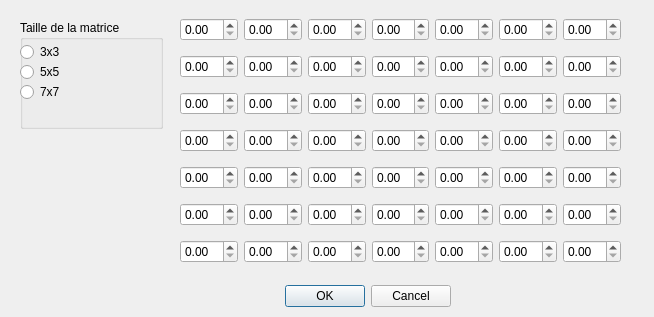
Old version of the form QT/filtreperso.ui in the repository Mric26/Projet-image-2015.
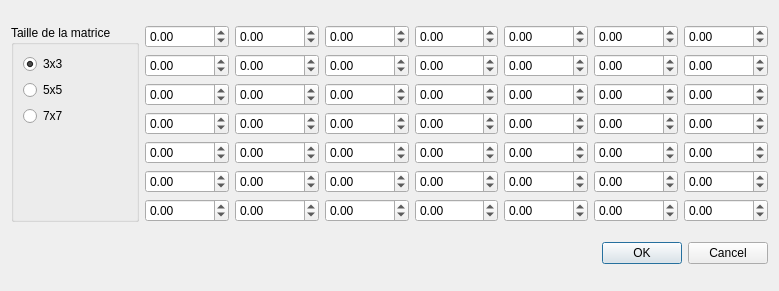
New version of the form.

```diff
--- a/QT/filtreperso.ui
+++ b/QT/filtreperso.ui
@@ -6,240 +6,699 @@
    <rect>
     <x>0</x>
     <y>0</y>
-    <width>654</width>
-    <height>317</height>
+    <width>779</width>
+    <height>291</height>
    </rect>
   </property>
   <property name="windowTitle">
    <string>Dialog</string>
   </property>
-  <widget class="QDialogButtonBox" name="buttonBox">
-   <property name="geometry">
-    <rect>
-     <x>110</x>
-     <y>280</y>
-     <width>341</width>
-     <height>32</height>
-    </rect>
-   </property>
-   <property name="orientation">
-    <enum>Qt::Horizontal</enum>
-   </property>
-   <property name="standardButtons">
-    <set>QDialogButtonBox::Cancel|QDialogButtonBox::Ok</set>
-   </property>
-  </widget>
-  <widget class="QWidget" name="gridLayoutWidget">
-   <property name="geometry">
-    <rect>
-     <x>180</x>
-     <y>10</y>
-     <width>441</width>
-     <height>261</height>
-    </rect>
-   </property>
-   <layout class="QGridLayout" name="gridLayout">
-    <item row="5" column="0">
-     <widget class="QDoubleSpinBox" name="c50"/>
-    </item>
-    <item row="4" column="6">
-     <widget class="QDoubleSpinBox" name="c46"/>
-    </item>
-    <item row="4" column="5">
-     <widget class="QDoubleSpinBox" name="c45"/>
-    </item>
-    <item row="5" column="1">
-     <widget class="QDoubleSpinBox" name="c51"/>
-    </item>
-    <item row="5" column="3">
-     <widget class="QDoubleSpinBox" name="c53"/>
-    </item>
-    <item row="4" column="0">
-     <widget class="QDoubleSpinBox" name="c40"/>
-    </item>
-    <item row="2" column="6">
-     <widget class="QDoubleSpinBox" name="c26"/>
-    </item>
-    <item row="4" column="3">
-     <widget class="QDoubleSpinBox" name="c43"/>
-    </item>
-    <item row="4" column="2">
-     <widget class="QDoubleSpinBox" name="c42"/>
-    </item>
-    <item row="5" column="6">
-     <widget class="QDoubleSpinBox" name="c56"/>
-    </item>
-    <item row="5" column="2">
-     <widget class="QDoubleSpinBox" name="c52"/>
-    </item>
-    <item row="0" column="2">
-     <widget class="QDoubleSpinBox" name="c02"/>
-    </item>
-    <item row="0" column="1">
-     <widget class="QDoubleSpinBox" name="c01"/>
-    </item>
-    <item row="0" column="5">
-     <widget class="QDoubleSpinBox" name="c05"/>
-    </item>
-    <item row="1" column="0">
-     <widget class="QDoubleSpinBox" name="c10"/>
-    </item>
-    <item row="2" column="0">
-     <widget class="QDoubleSpinBox" name="c20"/>
-    </item>
-    <item row="5" column="4">
-     <widget class="QDoubleSpinBox" name="c54"/>
-    </item>
-    <item row="5" column="5">
-     <widget class="QDoubleSpinBox" name="c55"/>
-    </item>
-    <item row="0" column="6">
-     <widget class="QDoubleSpinBox" name="c06"/>
-    </item>
-    <item row="1" column="2">
-     <widget class="QDoubleSpinBox" name="c12"/>
-    </item>
-    <item row="1" column="1">
-     <widget class="QDoubleSpinBox" name="c11"/>
-    </item>
-    <item row="0" column="3">
-     <widget class="QDoubleSpinBox" name="c03"/>
-    </item>
-    <item row="0" column="4">
-     <widget class="QDoubleSpinBox" name="c04"/>
-    </item>
-    <item row="1" column="4">
-     <widget class="QDoubleSpinBox" name="c14"/>
-    </item>
-    <item row="1" column="3">
-     <widget class="QDoubleSpinBox" name="c13"/>
-    </item>
-    <item row="0" column="0">
-     <widget class="QDoubleSpinBox" name="c00"/>
-    </item>
-    <item row="1" column="5">
-     <widget class="QDoubleSpinBox" name="c15"/>
-    </item>
-    <item row="1" column="6">
-     <widget class="QDoubleSpinBox" name="c16"/>
-    </item>
-    <item row="2" column="1">
-     <widget class="QDoubleSpinBox" name="c21"/>
-    </item>
-    <item row="4" column="4">
-     <widget class="QDoubleSpinBox" name="c44"/>
-    </item>
-    <item row="4" column="1">
-     <widget class="QDoubleSpinBox" name="c41"/>
-    </item>
-    <item row="3" column="6">
-     <widget class="QDoubleSpinBox" name="c36"/>
-    </item>
-    <item row="2" column="2">
-     <widget class="QDoubleSpinBox" name="c22"/>
-    </item>
-    <item row="2" column="3">
-     <widget class="QDoubleSpinBox" name="c23"/>
-    </item>
-    <item row="2" column="5">
-     <widget class="QDoubleSpinBox" name="c25"/>
-    </item>
-    <item row="2" column="4">
-     <widget class="QDoubleSpinBox" name="c24"/>
-    </item>
-    <item row="3" column="5">
-     <widget class="QDoubleSpinBox" name="c35"/>
-    </item>
-    <item row="3" column="2">
-     <widget class="QDoubleSpinBox" name="c32"/>
-    </item>
-    <item row="3" column="4">
-     <widget class="QDoubleSpinBox" name="c34"/>
-    </item>
-    <item row="3" column="3">
-     <widget class="QDoubleSpinBox" name="c33"/>
-    </item>
-    <item row="3" column="1">
-     <widget class="QDoubleSpinBox" name="c31"/>
-    </item>
-    <item row="3" column="0">
-     <widget class="QDoubleSpinBox" name="c30"/>
-    </item>
-    <item row="6" column="0">
-     <widget class="QDoubleSpinBox" name="c60"/>
-    </item>
-    <item row="6" column="1">
-     <widget class="QDoubleSpinBox" name="c61"/>
-    </item>
-    <item row="6" column="2">
-     <widget class="QDoubleSpinBox" name="c62"/>
-    </item>
-    <item row="6" column="3">
-     <widget class="QDoubleSpinBox" name="c63"/>
-    </item>
-    <item row="6" column="4">
-     <widget class="QDoubleSpinBox" name="c64"/>
-    </item>
-    <item row="6" column="5">
-     <widget class="QDoubleSpinBox" name="c65"/>
-    </item>
-    <item row="6" column="6">
-     <widget class="QDoubleSpinBox" name="c66"/>
-    </item>
-   </layout>
-  </widget>
-  <widget class="QGroupBox" name="groupBox">
-   <property name="geometry">
-    <rect>
-     <x>20</x>
-     <y>20</y>
-     <width>143</width>
-     <height>109</height>
-    </rect>
-   </property>
-   <property name="title">
-    <string>Taille de la matrice</string>
-   </property>
-   <widget class="QRadioButton" name="radioButton3x3">
-    <property name="geometry">
-     <rect>
-      <x>0</x>
-      <y>20</y>
-      <width>121</width>
-      <height>24</height>
-     </rect>
-    </property>
-    <property name="text">
-     <string>3x3</string>
-    </property>
-   </widget>
-   <widget class="QRadioButton" name="radioButton5x5">
-    <property name="geometry">
-     <rect>
-      <x>0</x>
-      <y>40</y>
-      <width>121</width>
-      <height>24</height>
-     </rect>
-    </property>
-    <property name="text">
-     <string>5x5</string>
-    </property>
-   </widget>
-   <widget class="QRadioButton" name="radioButton7x7">
-    <property name="geometry">
-     <rect>
-      <x>0</x>
-      <y>60</y>
-      <width>121</width>
-      <height>24</height>
-     </rect>
-    </property>
-    <property name="text">
-     <string>7x7</string>
-    </property>
-   </widget>
-  </widget>
+  <layout class="QGridLayout" name="gridLayout_2">
+   <item row="0" column="0">
+    <widget class="QGroupBox" name="groupBox">
+     <property name="title">
+      <string>Taille de la matrice</string>
+     </property>
+     <layout class="QFormLayout" name="formLayout">
+      <property name="fieldGrowthPolicy">
+       <enum>QFormLayout::AllNonFixedFieldsGrow</enum>
+      </property>
+      <item row="0" column="0">
+       <widget class="QRadioButton" name="radioButton3x3">
+        <property name="text">
+         <string>3x3</string>
+        </property>
+        <property name="checked">
+         <bool>true</bool>
+        </property>
+       </widget>
+      </item>
+      <item row="1" column="0">
+       <widget class="QRadioButton" name="radioButton5x5">
+        <property name="text">
+         <string>5x5</string>
+        </property>
+       </widget>
+      </item>
+      <item row="2" column="0">
+       <widget class="QRadioButton" name="radioButton7x7">
+        <property name="text">
+         <string>7x7</string>
+        </property>
+       </widget>
+      </item>
+     </layout>
+    </widget>
+   </item>
+   <item row="0" column="1">
+    <layout class="QGridLayout" name="gridLayout">
+     <item row="3" column="0">
+      <widget class="QDoubleSpinBox" name="c30">
+       <property name="minimum">
+        <double>-100.000000000000000</double>
+       </property>
+       <property name="maximum">
+        <double>100.000000000000000</double>
+       </property>
+       <property name="singleStep">
+        <double>0.100000000000000</double>
+       </property>
+      </widget>
+     </item>
+     <item row="0" column="4">
+      <widget class="QDoubleSpinBox" name="c04">
+       <property name="minimum">
+        <double>-100.000000000000000</double>
+       </property>
+       <property name="maximum">
+        <double>100.000000000000000</double>
+       </property>
+       <property name="singleStep">
+        <double>0.100000000000000</double>
+       </property>
+      </widget>
+     </item>
+     <item row="6" column="6">
+      <widget class="QDoubleSpinBox" name="c66">
+       <property name="minimum">
+        <double>-100.000000000000000</double>
+       </property>
+       <property name="maximum">
+        <double>100.000000000000000</double>
+       </property>
+       <property name="singleStep">
+        <double>0.100000000000000</double>
+       </property>
+      </widget>
+     </item>
+     <item row="5" column="4">
+      <widget class="QDoubleSpinBox" name="c54">
+       <property name="minimum">
+        <double>-100.000000000000000</double>
+       </property>
+       <property name="maximum">
+        <double>100.000000000000000</double>
+       </property>
+       <property name="singleStep">
+        <double>0.100000000000000</double>
+       </property>
+      </widget>
+     </item>
+     <item row="5" column="0">
+      <widget class="QDoubleSpinBox" name="c50">
+       <property name="minimum">
+        <double>-100.000000000000000</double>
+       </property>
+       <property name="maximum">
+        <double>100.000000000000000</double>
+       </property>
+       <property name="singleStep">
+        <double>0.100000000000000</double>
+       </property>
+      </widget>
+     </item>
+     <item row="4" column="2">
+      <widget class="QDoubleSpinBox" name="c42">
+       <property name="minimum">
+        <double>-100.000000000000000</double>
+       </property>
+       <property name="maximum">
+        <double>100.000000000000000</double>
+       </property>
+       <property name="singleStep">
+        <double>0.100000000000000</double>
+       </property>
+      </widget>
+     </item>
+     <item row="3" column="2">
+      <widget class="QDoubleSpinBox" name="c32">
+       <property name="minimum">
+        <double>-100.000000000000000</double>
+       </property>
+       <property name="maximum">
+        <double>100.000000000000000</double>
+       </property>
+       <property name="singleStep">
+        <double>0.100000000000000</double>
+       </property>
+      </widget>
+     </item>
+     <item row="3" column="3">
+      <widget class="QDoubleSpinBox" name="c33">
+       <property name="minimum">
+        <double>-100.000000000000000</double>
+       </property>
+       <property name="maximum">
+        <double>100.000000000000000</double>
+       </property>
+       <property name="singleStep">
+        <double>0.100000000000000</double>
+       </property>
+      </widget>
+     </item>
+     <item row="2" column="5">
+      <widget class="QDoubleSpinBox" name="c25">
+       <property name="minimum">
+        <double>-100.000000000000000</double>
+       </property>
+       <property name="maximum">
+        <double>100.000000000000000</double>
+       </property>
+       <property name="singleStep">
+        <double>0.100000000000000</double>
+       </property>
+      </widget>
+     </item>
+     <item row="6" column="0">
+      <widget class="QDoubleSpinBox" name="c60">
+       <property name="minimum">
+        <double>-100.000000000000000</double>
+       </property>
+       <property name="maximum">
+        <double>100.000000000000000</double>
+       </property>
+       <property name="singleStep">
+        <double>0.100000000000000</double>
+       </property>
+      </widget>
+     </item>
+     <item row="3" column="4">
+      <widget class="QDoubleSpinBox" name="c34">
+       <property name="minimum">
+        <double>-100.000000000000000</double>
+       </property>
+       <property name="maximum">
+        <double>100.000000000000000</double>
+       </property>
+       <property name="singleStep">
+        <double>0.100000000000000</double>
+       </property>
+      </widget>
+     </item>
+     <item row="3" column="5">
+      <widget class="QDoubleSpinBox" name="c35">
+       <property name="minimum">
+        <double>-100.000000000000000</double>
+       </property>
+       <property name="maximum">
+        <double>100.000000000000000</double>
+       </property>
+       <property name="singleStep">
+        <double>0.100000000000000</double>
+       </property>
+      </widget>
+     </item>
+     <item row="2" column="6">
+      <widget class="QDoubleSpinBox" name="c26">
+       <property name="minimum">
+        <double>-100.000000000000000</double>
+       </property>
+       <property name="maximum">
+        <double>100.000000000000000</double>
+       </property>
+       <property name="singleStep">
+        <double>0.100000000000000</double>
+       </property>
+      </widget>
+     </item>
+     <item row="2" column="2">
+      <widget class="QDoubleSpinBox" name="c22">
+       <property name="minimum">
+        <double>-100.000000000000000</double>
+       </property>
+       <property name="maximum">
+        <double>100.000000000000000</double>
+       </property>
+       <property name="singleStep">
+        <double>0.100000000000000</double>
+       </property>
+      </widget>
+     </item>
+     <item row="0" column="1">
+      <widget class="QDoubleSpinBox" name="c01">
+       <property name="minimum">
+        <double>-100.000000000000000</double>
+       </property>
+       <property name="maximum">
+        <double>100.000000000000000</double>
+       </property>
+       <property name="singleStep">
+        <double>0.100000000000000</double>
+       </property>
+      </widget>
+     </item>
+     <item row="5" column="6">
+      <widget class="QDoubleSpinBox" name="c56">
+       <property name="minimum">
+        <double>-100.000000000000000</double>
+       </property>
+       <property name="maximum">
+        <double>100.000000000000000</double>
+       </property>
+       <property name="singleStep">
+        <double>0.100000000000000</double>
+       </property>
+      </widget>
+     </item>
+     <item row="1" column="6">
+      <widget class="QDoubleSpinBox" name="c16">
+       <property name="minimum">
+        <double>-100.000000000000000</double>
+       </property>
+       <property name="maximum">
+        <double>100.000000000000000</double>
+       </property>
+       <property name="singleStep">
+        <double>0.100000000000000</double>
+       </property>
+      </widget>
+     </item>
+     <item row="3" column="1">
+      <widget class="QDoubleSpinBox" name="c31">
+       <property name="minimum">
+        <double>-100.000000000000000</double>
+       </property>
+       <property name="maximum">
+        <double>100.000000000000000</double>
+       </property>
+       <property name="singleStep">
+        <double>0.100000000000000</double>
+       </property>
+      </widget>
+     </item>
+     <item row="1" column="4">
+      <widget class="QDoubleSpinBox" name="c14">
+       <property name="minimum">
+        <double>-100.000000000000000</double>
+       </property>
+       <property name="maximum">
+        <double>100.000000000000000</double>
+       </property>
+       <property name="singleStep">
+        <double>0.100000000000000</double>
+       </property>
+      </widget>
+     </item>
+     <item row="2" column="0">
+      <widget class="QDoubleSpinBox" name="c20">
+       <property name="minimum">
+        <double>-100.000000000000000</double>
+       </property>
+       <property name="maximum">
+        <double>100.000000000000000</double>
+       </property>
+       <property name="singleStep">
+        <double>0.100000000000000</double>
+       </property>
+      </widget>
+     </item>
+     <item row="3" column="6">
+      <widget class="QDoubleSpinBox" name="c36">
+       <property name="minimum">
+        <double>-100.000000000000000</double>
+       </property>
+       <property name="maximum">
+        <double>100.000000000000000</double>
+       </property>
+       <property name="singleStep">
+        <double>0.100000000000000</double>
+       </property>
+      </widget>
+     </item>
+     <item row="4" column="1">
+      <widget class="QDoubleSpinBox" name="c41">
+       <property name="minimum">
+        <double>-100.000000000000000</double>
+       </property>
+       <property name="maximum">
+        <double>100.000000000000000</double>
+       </property>
+       <property name="singleStep">
+        <double>0.100000000000000</double>
+       </property>
+      </widget>
+     </item>
+     <item row="0" column="0">
+      <widget class="QDoubleSpinBox" name="c00">
+       <property name="minimum">
+        <double>-100.000000000000000</double>
+       </property>
+       <property name="maximum">
+        <double>100.000000000000000</double>
+       </property>
+       <property name="singleStep">
+        <double>0.100000000000000</double>
+       </property>
+      </widget>
+     </item>
+     <item row="6" column="2">
+      <widget class="QDoubleSpinBox" name="c62">
+       <property name="minimum">
+        <double>-100.000000000000000</double>
+       </property>
+       <property name="maximum">
+        <double>100.000000000000000</double>
+       </property>
+       <property name="singleStep">
+        <double>0.100000000000000</double>
+       </property>
+      </widget>
+     </item>
+     <item row="1" column="1">
+      <widget class="QDoubleSpinBox" name="c11">
+       <property name="minimum">
+        <double>-100.000000000000000</double>
+       </property>
+       <property name="maximum">
+        <double>100.000000000000000</double>
+       </property>
+       <property name="singleStep">
+        <double>0.100000000000000</double>
+       </property>
+      </widget>
+     </item>
+     <item row="6" column="1">
+      <widget class="QDoubleSpinBox" name="c61">
+       <property name="minimum">
+        <double>-100.000000000000000</double>
+       </property>
+       <property name="maximum">
+        <double>100.000000000000000</double>
+       </property>
+       <property name="singleStep">
+        <double>0.100000000000000</double>
+       </property>
+      </widget>
+     </item>
+     <item row="6" column="5">
+      <widget class="QDoubleSpinBox" name="c65">
+       <property name="minimum">
+        <double>-100.000000000000000</double>
+       </property>
+       <property name="maximum">
+        <double>100.000000000000000</double>
+       </property>
+       <property name="singleStep">
+        <double>0.100000000000000</double>
+       </property>
+      </widget>
+     </item>
+     <item row="6" column="3">
+      <widget class="QDoubleSpinBox" name="c63">
+       <property name="minimum">
+        <double>-100.000000000000000</double>
+       </property>
+       <property name="maximum">
+        <double>100.000000000000000</double>
+       </property>
+       <property name="singleStep">
+        <double>0.100000000000000</double>
+       </property>
+      </widget>
+     </item>
+     <item row="0" column="6">
+      <widget class="QDoubleSpinBox" name="c06">
+       <property name="minimum">
+        <double>-100.000000000000000</double>
+       </property>
+       <property name="maximum">
+        <double>100.000000000000000</double>
+       </property>
+       <property name="singleStep">
+        <double>0.100000000000000</double>
+       </property>
+      </widget>
+     </item>
+     <item row="0" column="2">
+      <widget class="QDoubleSpinBox" name="c02">
+       <property name="minimum">
+        <double>-100.000000000000000</double>
+       </property>
+       <property name="maximum">
+        <double>100.000000000000000</double>
+       </property>
+       <property name="singleStep">
+        <double>0.100000000000000</double>
+       </property>
+      </widget>
+     </item>
+     <item row="1" column="2">
+      <widget class="QDoubleSpinBox" name="c12">
+       <property name="minimum">
+        <double>-100.000000000000000</double>
+       </property>
+       <property name="maximum">
+        <double>100.000000000000000</double>
+       </property>
+       <property name="singleStep">
+        <double>0.100000000000000</double>
+       </property>
+      </widget>
+     </item>
+     <item row="5" column="5">
+      <widget class="QDoubleSpinBox" name="c55">
+       <property name="minimum">
+        <double>-100.000000000000000</double>
+       </property>
+       <property name="maximum">
+        <double>100.000000000000000</double>
+       </property>
+       <property name="singleStep">
+        <double>0.100000000000000</double>
+       </property>
+      </widget>
+     </item>
+     <item row="4" column="4">
+      <widget class="QDoubleSpinBox" name="c44">
+       <property name="minimum">
+        <double>-100.000000000000000</double>
+       </property>
+       <property name="maximum">
+        <double>100.000000000000000</double>
+       </property>
+       <property name="singleStep">
+        <double>0.100000000000000</double>
+       </property>
+      </widget>
+     </item>
+     <item row="0" column="5">
+      <widget class="QDoubleSpinBox" name="c05">
+       <property name="minimum">
+        <double>-100.000000000000000</double>
+       </property>
+       <property name="maximum">
+        <double>100.000000000000000</double>
+       </property>
+       <property name="singleStep">
+        <double>0.100000000000000</double>
+       </property>
+      </widget>
+     </item>
+     <item row="5" column="3">
+      <widget class="QDoubleSpinBox" name="c53">
+       <property name="minimum">
+        <double>-100.000000000000000</double>
+       </property>
+       <property name="maximum">
+        <double>100.000000000000000</double>
+       </property>
+       <property name="singleStep">
+        <double>0.100000000000000</double>
+       </property>
+      </widget>
+     </item>
+     <item row="4" column="6">
+      <widget class="QDoubleSpinBox" name="c46">
+       <property name="minimum">
+        <double>-100.000000000000000</double>
+       </property>
+       <property name="maximum">
+        <double>100.000000000000000</double>
+       </property>
+       <property name="singleStep">
+        <double>0.100000000000000</double>
+       </property>
+      </widget>
+     </item>
+     <item row="2" column="4">
+      <widget class="QDoubleSpinBox" name="c24">
+       <property name="minimum">
+        <double>-100.000000000000000</double>
+       </property>
+       <property name="maximum">
+        <double>100.000000000000000</double>
+       </property>
+       <property name="singleStep">
+        <double>0.100000000000000</double>
+       </property>
+      </widget>
+     </item>
+     <item row="1" column="0">
+      <widget class="QDoubleSpinBox" name="c10">
+       <property name="minimum">
+        <double>-100.000000000000000</double>
+       </property>
+       <property name="maximum">
+        <double>100.000000000000000</double>
+       </property>
+       <property name="singleStep">
+        <double>0.100000000000000</double>
+       </property>
+      </widget>
+     </item>
+     <item row="0" column="3">
+      <widget class="QDoubleSpinBox" name="c03">
+       <property name="minimum">
+        <double>-100.000000000000000</double>
+       </property>
+       <property name="maximum">
+        <double>100.000000000000000</double>
+       </property>
+       <property name="singleStep">
+        <double>0.100000000000000</double>
+       </property>
+      </widget>
+     </item>
+     <item row="4" column="5">
+      <widget class="QDoubleSpinBox" name="c45">
+       <property name="minimum">
+        <double>-100.000000000000000</double>
+       </property>
+       <property name="maximum">
+        <double>100.000000000000000</double>
+       </property>
+       <property name="singleStep">
+        <double>0.100000000000000</double>
+       </property>
+      </widget>
+     </item>
+     <item row="5" column="2">
+      <widget class="QDoubleSpinBox" name="c52">
+       <property name="minimum">
+        <double>-100.000000000000000</double>
+       </property>
+       <property name="maximum">
+        <double>100.000000000000000</double>
+       </property>
+       <property name="singleStep">
+        <double>0.100000000000000</double>
+       </property>
+      </widget>
+     </item>
+     <item row="6" column="4">
+      <widget class="QDoubleSpinBox" name="c64">
+       <property name="minimum">
+        <double>-100.000000000000000</double>
+       </property>
+       <property name="maximum">
+        <double>100.000000000000000</double>
+       </property>
+       <property name="singleStep">
+        <double>0.100000000000000</double>
+       </property>
+      </widget>
+     </item>
+     <item row="2" column="1">
+      <widget class="QDoubleSpinBox" name="c21">
+       <property name="minimum">
+        <double>-100.000000000000000</double>
+       </property>
+       <property name="maximum">
+        <double>100.000000000000000</double>
+       </property>
+       <property name="singleStep">
+        <double>0.100000000000000</double>
+       </property>
+      </widget>
+     </item>
+     <item row="1" column="5">
+      <widget class="QDoubleSpinBox" name="c15">
+       <property name="minimum">
+        <double>-100.000000000000000</double>
+       </property>
+       <property name="maximum">
+        <double>100.000000000000000</double>
+       </property>
+       <property name="singleStep">
+        <double>0.100000000000000</double>
+       </property>
+      </widget>
+     </item>
+     <item row="2" column="3">
+      <widget class="QDoubleSpinBox" name="c23">
+       <property name="minimum">
+        <double>-100.000000000000000</double>
+       </property>
+       <property name="maximum">
+        <double>100.000000000000000</double>
+       </property>
+       <property name="singleStep">
+        <double>0.100000000000000</double>
+       </property>
+      </widget>
+     </item>
+     <item row="1" column="3">
+      <widget class="QDoubleSpinBox" name="c13">
+       <property name="minimum">
+        <double>-100.000000000000000</double>
+       </property>
+       <property name="maximum">
+        <double>100.000000000000000</double>
+       </property>
+       <property name="singleStep">
+        <double>0.100000000000000</double>
+       </property>
+      </widget>
+     </item>
+     <item row="4" column="0">
+      <widget class="QDoubleSpinBox" name="c40">
+       <property name="minimum">
+        <double>-100.000000000000000</double>
+       </property>
+       <property name="maximum">
+        <double>100.000000000000000</double>
+       </property>
+       <property name="singleStep">
+        <double>0.100000000000000</double>
+       </property>
+      </widget>
+     </item>
+     <item row="4" column="3">
+      <widget class="QDoubleSpinBox" name="c43">
+       <property name="minimum">
+        <double>-100.000000000000000</double>
+       </property>
+       <property name="maximum">
+        <double>100.000000000000000</double>
+       </property>
+       <property name="singleStep">
+        <double>0.100000000000000</double>
+       </property>
+      </widget>
+     </item>
+     <item row="5" column="1">
+      <widget class="QDoubleSpinBox" name="c51">
+       <property name="minimum">
+        <double>-100.000000000000000</double>
+       </property>
+       <property name="maximum">
+        <double>100.000000000000000</double>
+       </property>
+       <property name="singleStep">
+        <double>0.100000000000000</double>
+       </property>
+      </widget>
+     </item>
+    </layout>
+   </item>
+   <item row="1" column="1">
+    <widget class="QDialogButtonBox" name="buttonBox">
+     <property name="standardButtons">
+      <set>QDialogButtonBox::Cancel|QDialogButtonBox::Ok</set>
+     </property>
+    </widget>
+   </item>
+  </layout>
  </widget>
  <resources/>
  <connections>
```
Left out of the diff: 37 changed lines with no effect on the pictures.
